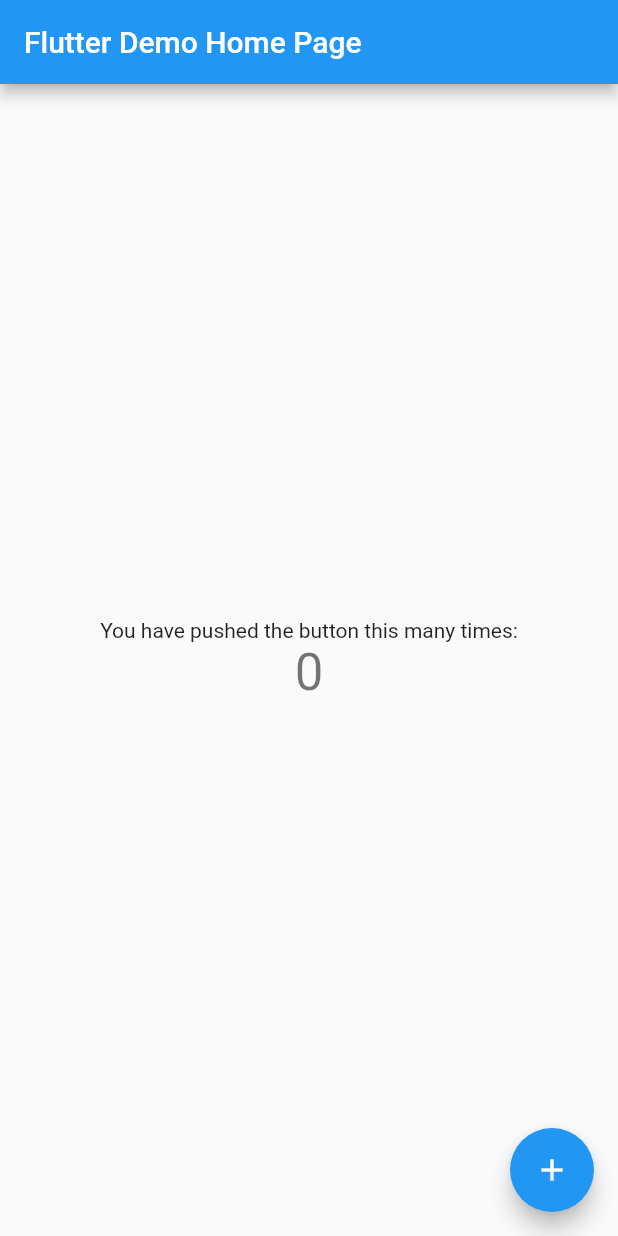
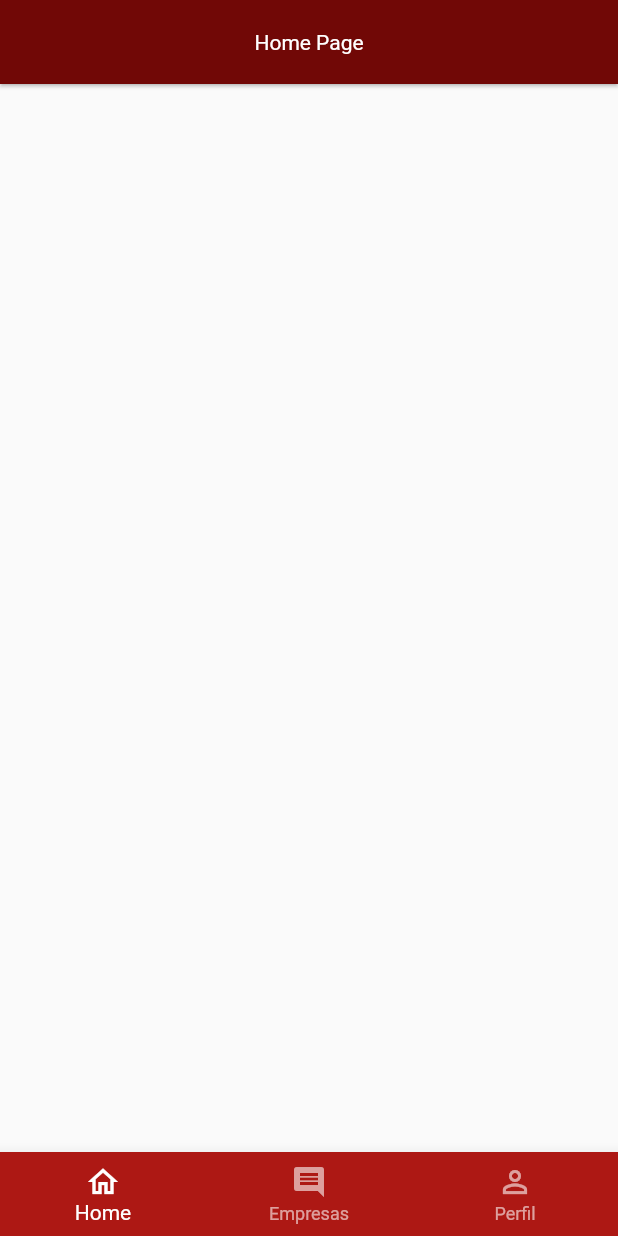
Before and after one commit to ub-system/avalie, a Flutter app: the screen it shows after launch, on a phone screen of 412 x 824 dp. Run offline on Flutter 3.47's test engine with Material 2 defaults, Android fonts, the phone set to English and light mode, and no system bars; our stand-ins replace dio, flutter_secure_storage, fluttertoast, get.

Commit message:
estrutura mvc básica funcionando

```diff
--- /dev/null
+++ b/lib/app/core/config/app_colors.dart
@@ -0,0 +1,9 @@
+import 'package:flutter/material.dart';
+
+abstract class AppColors {
+  static const Color primary = Color(0XFFAD1814);
+  static const Color primaryLight = Color(0XFFDC332F);
+  static const Color primaryDark = Color(0XFF710806);
+  static const Color primaryText = Colors.white;
+  static const Color hoverActive = Color(0XFFFEC82A);
+}
--- /dev/null
+++ b/lib/app/core/routes/app_routes_pages.dart
@@ -0,0 +1,40 @@
+import 'package:get/get.dart';
+
+import '../../pages/auth/login_page.dart';
+import '../../pages/auth/register_page.dart';
+import '../../pages/base_page.dart';
+import '../../pages/home/home_page.dart';
+import '../../pages/splash_page.dart';
+
+abstract class AppPages {
+  static final pages = <GetPage>[
+    GetPage(
+      name: AppRoutes.base,
+      page: () => const BasePage(),
+    ),
+    GetPage(
+      name: AppRoutes.splash,
+      page: () => const SplashPage(),
+    ),
+    GetPage(
+      name: AppRoutes.login,
+      page: () => const LoginPage(),
+    ),
+    GetPage(
+      name: AppRoutes.register,
+      page: () => const RegisterPage(),
+    ),
+    GetPage(
+      name: AppRoutes.home,
+      page: () => const HomePage(),
+    ),
+  ];
+}
+
+abstract class AppRoutes {
+  static const String base = '/';
+  static const String splash = '/splash';
+  static const String login = '/login';
+  static const String register = '/register';
+  static const String home = '/home';
+}
--- /dev/null
+++ b/lib/app/core/utils/urls.dart
@@ -0,0 +1,4 @@
+abstract class Url {
+  static const base = "https://ilearn.appke.com.br/api";
+  static const login = "https://ilearn.appke.com.br/api/login";
+}
--- /dev/null
+++ b/lib/app/pages/base_page.dart
@@ -0,0 +1,63 @@
+import 'package:flutter/material.dart';
+
+import 'company/company_page.dart';
+import 'home/home_page.dart';
+import 'profile/profile_page.dart';
+
+import '../core/config/app_colors.dart';
+
+class BasePage extends StatefulWidget {
+  const BasePage({Key? key}) : super(key: key);
+
+  @override
+  State<BasePage> createState() => _BasePageState();
+}
+
+class _BasePageState extends State<BasePage> {
+  int currentIndex = 0;
+  final pageController = PageController();
+
+  @override
+  Widget build(BuildContext context) {
+    return SafeArea(
+      child: Scaffold(
+        body: PageView(
+          physics: const NeverScrollableScrollPhysics(),
+          controller: pageController,
+          children: const [
+            HomePage(),
+            CompanyPage(),
+            ProfilePage(),
+          ],
+        ),
+        bottomNavigationBar: BottomNavigationBar(
+          currentIndex: currentIndex,
+          onTap: (index) {
+            setState(() {
+              currentIndex = index;
+              pageController.jumpToPage(index);
+            });
+          },
+          type: BottomNavigationBarType.fixed,
+          backgroundColor: AppColors.primary,
+          selectedItemColor: Colors.white,
+          unselectedItemColor: Colors.white.withAlpha(150),
+          items: const [
+            BottomNavigationBarItem(
+              icon: Icon(Icons.home_outlined),
+              label: 'Home',
+            ),
+            BottomNavigationBarItem(
+              icon: Icon(Icons.comment),
+              label: 'Empresas',
+            ),
+            BottomNavigationBarItem(
+              icon: Icon(Icons.person_outline),
+              label: 'Perfil',
+            ),
+          ],
+        ),
+      ),
+    );
+  }
+}
--- /dev/null
+++ b/lib/app/pages/home/home_page.dart
@@ -0,0 +1,15 @@
+import 'package:flutter/material.dart';
+
+class HomePage extends StatelessWidget {
+  const HomePage({super.key});
+
+  @override
+  Widget build(BuildContext context) {
+    return Scaffold(
+      appBar: AppBar(
+        title: const Text('Home Page'),
+      ),
+      body: Container(),
+    );
+  }
+}
--- a/lib/main.dart
+++ b/lib/main.dart
@@ -1,4 +1,9 @@
 import 'package:flutter/material.dart';
+import 'package:get/get.dart';
+
+import 'app/bindings/app_binding.dart';
+import 'app/core/config/app_colors.dart';
+import 'app/pages/base_page.dart';
 
 void main() {
   runApp(const MyApp());
@@ -7,109 +12,25 @@ void main() {
 class MyApp extends StatelessWidget {
   const MyApp({super.key});
 
-  // This widget is the root of your application.
   @override
   Widget build(BuildContext context) {
-    return MaterialApp(
-      title: 'Flutter Demo',
+    return GetMaterialApp(
+      title: 'Avalie',
       theme: ThemeData(
-        // This is the theme of your application.
-        //
-        // Try running your application with "flutter run". You'll see the
-        // application has a blue toolbar. Then, without quitting the app, try
-        // changing the primarySwatch below to Colors.green and then invoke
-        // "hot reload" (press "r" in the console where you ran "flutter run",
-        // or simply save your changes to "hot reload" in a Flutter IDE).
-        // Notice that the counter didn't reset back to zero; the application
-        // is not restarted.
-        primarySwatch: Colors.blue,
+        primaryColor: AppColors.primary,
+        appBarTheme: const AppBarTheme(
+          color: AppColors.primaryDark,
+          centerTitle: true,
+          iconTheme: IconThemeData(color: Colors.white),
+          titleTextStyle: TextStyle(color: Colors.white),
+          elevation: 1,
+        ),
       ),
-      home: const MyHomePage(title: 'Flutter Demo Home Page'),
+      debugShowCheckedModeBanner: false,
+      initialBinding: AppBinding(),
+      //initialRoute: AppRoutes.splash,
+      //getPages: AppPages.pages,
+      home: const BasePage(),
     );
   }
 }
-
-class MyHomePage extends StatefulWidget {
-  const MyHomePage({super.key, required this.title});
-
-  // This widget is the home page of your application. It is stateful, meaning
-  // that it has a State object (defined below) that contains fields that affect
-  // how it looks.
-
-  // This class is the configuration for the state. It holds the values (in this
-  // case the title) provided by the parent (in this case the App widget) and
-  // used by the build method of the State. Fields in a Widget subclass are
-  // always marked "final".
-
-  final String title;
-
-  @override
-  State<MyHomePage> createState() => _MyHomePageState();
-}
-
-class _MyHomePageState extends State<MyHomePage> {
-  int _counter = 0;
-
-  void _incrementCounter() {
-    setState(() {
-      // This call to setState tells the Flutter framework that something has
-      // changed in this State, which causes it to rerun the build method below
-      // so that the display can reflect the updated values. If we changed
-      // _counter without calling setState(), then the build method would not be
-      // called again, and so nothing would appear to happen.
-      _counter++;
-    });
-  }
-
-  @override
-  Widget build(BuildContext context) {
-    // This method is rerun every time setState is called, for instance as done
-    // by the _incrementCounter method above.
-    //
-    // The Flutter framework has been optimized to make rerunning build methods
-    // fast, so that you can just rebuild anything that needs updating rather
-    // than having to individually change instances of widgets.
-    return Scaffold(
-      appBar: AppBar(
-        // Here we take the value from the MyHomePage object that was created by
-        // the App.build method, and use it to set our appbar title.
-        title: Text(widget.title),
-      ),
-      body: Center(
-        // Center is a layout widget. It takes a single child and positions it
-        // in the middle of the parent.
-        child: Column(
-          // Column is also a layout widget. It takes a list of children and
-          // arranges them vertically. By default, it sizes itself to fit its
-          // children horizontally, and tries to be as tall as its parent.
-          //
-          // Invoke "debug painting" (press "p" in the console, choose the
-          // "Toggle Debug Paint" action from the Flutter Inspector in Android
-          // Studio, or the "Toggle Debug Paint" command in Visual Studio Code)
-          // to see the wireframe for each widget.
-          //
-          // Column has various properties to control how it sizes itself and
-          // how it positions its children. Here we use mainAxisAlignment to
-          // center the children vertically; the main axis here is the vertical
-          // axis because Columns are vertical (the cross axis would be
-          // horizontal).
-          mainAxisAlignment: MainAxisAlignment.center,
-          children: <Widget>[
-            const Text(
-              'You have pushed the button this many times:',
-            ),
-            Text(
-              '$_counter',
-              style: Theme.of(context).textTheme.headlineMedium,
-            ),
-          ],
-        ),
-      ),
-      floatingActionButton: FloatingActionButton(
-        onPressed: _incrementCounter,
-        tooltip: 'Increment',
-        child: const Icon(Icons.add),
-      ), // This trailing comma makes auto-formatting nicer for build methods.
-    );
-  }
-}
--- a/pubspec.yaml
+++ b/pubspec.yaml
@@ -35,6 +35,11 @@ dependencies:
   # The following adds the Cupertino Icons font to your application.
   # Use with the CupertinoIcons class for iOS style icons.
   cupertino_icons: ^1.0.2
+  get: ^4.6.5
+  dio: ^5.1.2
+  flutter_secure_storage: ^8.0.0
+  fluttertoast: ^8.2.1
+  intl: ^0.18.1
 
 dev_dependencies:
   flutter_test:
```
Also changed, not shown: lib/app/bindings/app_binding.dart (added, +16 -0 lines), lib/app/controllers/auth_controller.dart (added, +81 -0 lines), lib/app/core/services/http_manager.dart (added, +74 -0 lines), lib/app/core/utils/api_result.dart (added, +11 -0 lines), lib/app/core/utils/app_utils.dart (added, +46 -0 lines), lib/app/models/user_model.dart (added, +53 -0 lines), lib/app/pages/auth/login_page.dart (added, +15 -0 lines), lib/app/pages/auth/register_page.dart (added, +15 -0 lines), lib/app/pages/company/company_page.dart (added, +15 -0 lines), lib/app/pages/profile/profile_page.dart (added, +15 -0 lines), lib/app/pages/splash_page.dart (added, +55 -0 lines), lib/app/repositories/auth_repository.dart (added, +98 -0 lines), pubspec.lock.
